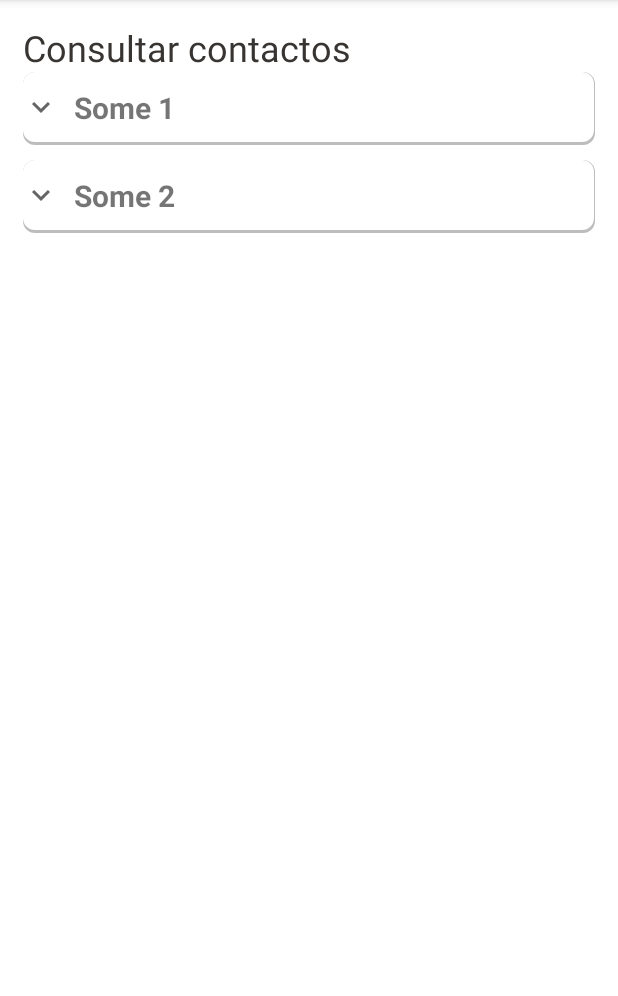
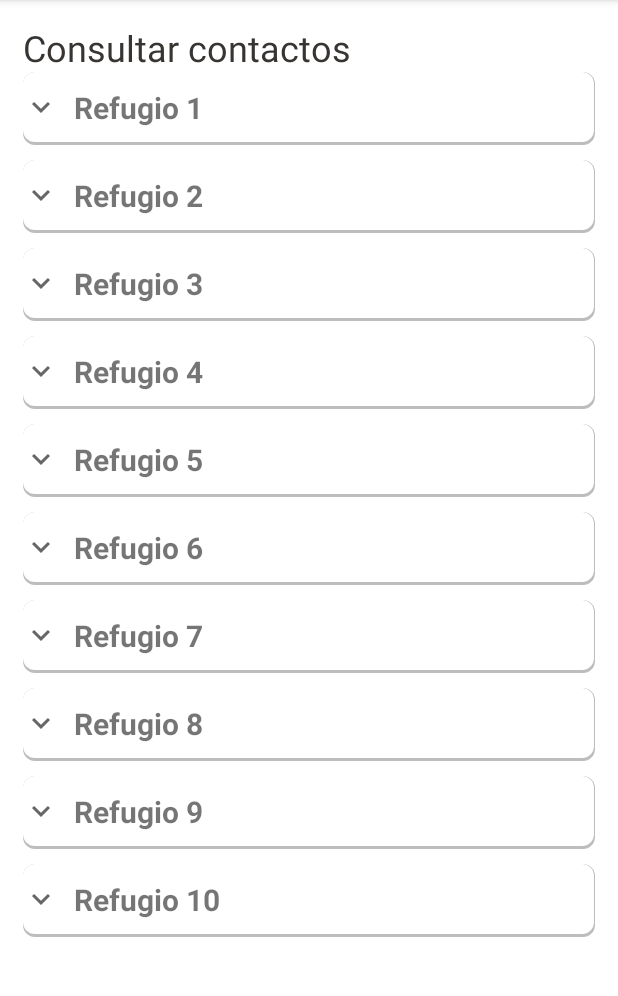
Before and after one commit to AleTid5/UTN_PAII_TP_Integrador, an Android app: the fragment ConsultContactsFragment shown on its own in the app's theme, on a phone screen of 412 x 824 dp, the part 84-1080 px from its top. Run offline under Robolectric (Android 15) with nearby library versions, the phone set to English and light mode, and no system bars; 1 statement that could not run was skipped.

Commit message:
Contacts Internal DB 💎

```diff
--- a/app/src/main/java/src/Activities/MainActivity.java
+++ b/app/src/main/java/src/Activities/MainActivity.java
@@ -1,10 +1,10 @@
 package src.Activities;
-
-import androidx.appcompat.app.AppCompatActivity;
 
 import android.content.Intent;
 import android.os.Bundle;
 import android.view.View;
+
+import androidx.appcompat.app.AppCompatActivity;
 
 import com.example.tp_cuatrimestral.R;
 
--- a/app/src/main/java/src/Activities/ui/alerts/AlertsFragment.java
+++ b/app/src/main/java/src/Activities/ui/alerts/AlertsFragment.java
@@ -7,9 +7,7 @@ import android.view.ViewGroup;
 import android.widget.TextView;
 
 import androidx.annotation.NonNull;
-import androidx.annotation.Nullable;
 import androidx.fragment.app.Fragment;
-import androidx.lifecycle.Observer;
 import androidx.lifecycle.ViewModelProviders;
 
 import com.example.tp_cuatrimestral.R;
--- a/app/src/main/java/src/Activities/ui/consult_guides/ConsultGuidesFragment.java
+++ b/app/src/main/java/src/Activities/ui/consult_guides/ConsultGuidesFragment.java
@@ -7,9 +7,7 @@ import android.view.ViewGroup;
 import android.widget.TextView;
 
 import androidx.annotation.NonNull;
-import androidx.annotation.Nullable;
 import androidx.fragment.app.Fragment;
-import androidx.lifecycle.Observer;
 import androidx.lifecycle.ViewModelProviders;
 
 import com.example.tp_cuatrimestral.R;
--- a/app/src/main/java/src/Activities/ui/dashboard/DashboardFragment.java
+++ b/app/src/main/java/src/Activities/ui/dashboard/DashboardFragment.java
@@ -7,9 +7,7 @@ import android.view.ViewGroup;
 import android.widget.TextView;
 
 import androidx.annotation.NonNull;
-import androidx.annotation.Nullable;
 import androidx.fragment.app.Fragment;
-import androidx.lifecycle.Observer;
 import androidx.lifecycle.ViewModelProviders;
 
 import com.example.tp_cuatrimestral.R;
--- a/app/src/main/java/src/Activities/ui/manage_history/ManageHistoryFragment.java
+++ b/app/src/main/java/src/Activities/ui/manage_history/ManageHistoryFragment.java
@@ -7,9 +7,7 @@ import android.view.ViewGroup;
 import android.widget.TextView;
 
 import androidx.annotation.NonNull;
-import androidx.annotation.Nullable;
 import androidx.fragment.app.Fragment;
-import androidx.lifecycle.Observer;
 import androidx.lifecycle.ViewModelProviders;
 
 import com.example.tp_cuatrimestral.R;
--- a/app/src/main/java/src/Activities/ui/setup_account/SetupAccountFragment.java
+++ b/app/src/main/java/src/Activities/ui/setup_account/SetupAccountFragment.java
@@ -7,9 +7,7 @@ import android.view.ViewGroup;
 import android.widget.TextView;
 
 import androidx.annotation.NonNull;
-import androidx.annotation.Nullable;
 import androidx.fragment.app.Fragment;
-import androidx.lifecycle.Observer;
 import androidx.lifecycle.ViewModelProviders;
 
 import com.example.tp_cuatrimestral.R;
--- /dev/null
+++ b/app/src/main/java/src/Database/External/DatabaseManager.java
@@ -0,0 +1,5 @@
+package src.Database.External;
+
+public class DatabaseManager {
+    // ToDo: External database manager.
+}
--- /dev/null
+++ b/app/src/main/java/src/Database/Internal/DatabaseManager.java
@@ -0,0 +1,47 @@
+package src.Database.Internal;
+
+import android.database.Cursor;
+import android.database.sqlite.SQLiteDatabase;
+import android.database.sqlite.SQLiteOpenHelper;
+
+import src.Database.Internal.Migrations.ContactPhonesMigration;
+import src.Database.Internal.Migrations.ContactsMigration;
+import src.Database.Internal.Migrations.PhonesMigration;
+import src.Database.Internal.Migrations.SkeletonMigration;
+import src.Interfaces.Entity;
+import src.Services.ContextManagerService;
+
+public class DatabaseManager extends SQLiteOpenHelper {
+    public static final int DATABASE_VERSION = 1;
+    public static final String DATABASE_NAME = "obras_en_la_calle.db";
+
+    public DatabaseManager() {
+        super(ContextManagerService.getContext(), DATABASE_NAME, null, DATABASE_VERSION);
+    }
+
+    @Override
+    public void onCreate(SQLiteDatabase sqLiteDatabase) {
+        SkeletonMigration.execute(sqLiteDatabase);
+        ContactsMigration.execute(sqLiteDatabase);
+        PhonesMigration.execute(sqLiteDatabase);
+        ContactPhonesMigration.execute(sqLiteDatabase);
+    }
+
+    @Override
+    public void onUpgrade(SQLiteDatabase db, int oldVersion, int newVersion) {}
+
+    public long save(String tableName, Entity entity) {
+        return this.getWritableDatabase().insert(
+                tableName,
+                null,
+                entity.toContentValues());
+    }
+
+    public Cursor find(String query) {
+        return this.getReadableDatabase().rawQuery(query, null);
+    }
+
+    public void remove(String table, String where, String[] values) {
+        this.getWritableDatabase().delete(table, where, values);
+    }
+}
--- /dev/null
+++ b/app/src/main/java/src/Database/Internal/Migrations/ContactPhonesMigration.java
@@ -0,0 +1,33 @@
+package src.Database.Internal.Migrations;
+
+import android.database.sqlite.SQLiteDatabase;
+
+import java.util.Arrays;
+import java.util.List;
+
+import src.Database.Internal.Tables.ContactPhonesTable;
+
+public abstract class ContactPhonesMigration {
+    private static final List<List<String>> dataToInsert = Arrays.asList(
+            Arrays.asList("1", PhonesMigration.dataToInsert.get(0)),
+            Arrays.asList("2", PhonesMigration.dataToInsert.get(1)),
+            Arrays.asList("3", PhonesMigration.dataToInsert.get(2)),
+            Arrays.asList("4", PhonesMigration.dataToInsert.get(3)),
+            Arrays.asList("5", PhonesMigration.dataToInsert.get(4)),
+            Arrays.asList("6", PhonesMigration.dataToInsert.get(5)),
+            Arrays.asList("7", PhonesMigration.dataToInsert.get(6)),
+            Arrays.asList("8", PhonesMigration.dataToInsert.get(7)),
+            Arrays.asList("9", PhonesMigration.dataToInsert.get(8)),
+            Arrays.asList("10", PhonesMigration.dataToInsert.get(9))
+    );
+
+    public static void execute(SQLiteDatabase sqLiteDatabase) {
+        dataToInsert.forEach(data -> sqLiteDatabase.execSQL(String.format("INSERT INTO %s (%s, %s) VALUES (%s, %s)",
+                ContactPhonesTable.TABLE_NAME,
+                ContactPhonesTable.CONTACT_ID,
+                ContactPhonesTable.PHONE_ID,
+                data.get(0),
+                data.get(1)
+        )));
+    }
+}
--- /dev/null
+++ b/app/src/main/java/src/Database/Internal/Migrations/ContactsMigration.java
@@ -0,0 +1,37 @@
+package src.Database.Internal.Migrations;
+
+import android.database.sqlite.SQLiteDatabase;
+
+import java.util.Arrays;
+import java.util.List;
+
+import src.Database.Internal.Tables.ContactsTable;
+
+public abstract class ContactsMigration {
+    private static final List<List<String>> dataToInsert = Arrays.asList(
+            Arrays.asList("Refugio 1", "Lorem Ipsum", "refugio1@gmail.com", "Av. Cazón 3321, Tigre"),
+            Arrays.asList("Refugio 2", "Lorem Ipsum", "refugio2@gmail.com", "Av. Dardo Rocha 214, Tigre"),
+            Arrays.asList("Refugio 3", "Lorem Ipsum", "refugio3@gmail.com", "Comandante Yacas 142, Tigre"),
+            Arrays.asList("Refugio 4", "Lorem Ipsum", "refugio4@gmail.com", "Av. Presidente Perón 567, San Fernando"),
+            Arrays.asList("Refugio 5", "Lorem Ipsum", "refugio5@gmail.com", "Av. Sobremonte 5436, San Fernando"),
+            Arrays.asList("Refugio 6", "Lorem Ipsum", "refugio6@gmail.com", "Av. Nicolás Avellaneda 840, San Fernando"),
+            Arrays.asList("Refugio 7", "Lorem Ipsum", "refugio7@gmail.com", "Av. Hipólito Yrigoyen 4456, Barrio San Jorge"),
+            Arrays.asList("Refugio 8", "Lorem Ipsum", "refugio8@gmail.com", "Miguel Cané 367, Virreyes"),
+            Arrays.asList("Refugio 9", "Lorem Ipsum", "refugio9@gmail.com", "Garibaldi 1567, Virreyes"),
+            Arrays.asList("Refugio 10", "Lorem Ipsum", "refugio10@gmail.com", "Malvinas Argentina 747, Victoria")
+    );
+
+    public static void execute(SQLiteDatabase sqLiteDatabase) {
+        dataToInsert.forEach(data -> sqLiteDatabase.execSQL(String.format("INSERT INTO %s (%s, %s, %s, %s) VALUES ('%s', '%s', '%s', '%s')",
+                ContactsTable.TABLE_NAME,
+                ContactsTable.NAME,
+                ContactsTable.INFORMATION,
+                ContactsTable.EMAIL,
+                ContactsTable.ADDRESS,
+                data.get(0),
+                data.get(1),
+                data.get(2),
+                data.get(3)
+        )));
+    }
+}
--- /dev/null
+++ b/app/src/main/java/src/Database/Internal/Migrations/PhonesMigration.java
@@ -0,0 +1,31 @@
+package src.Database.Internal.Migrations;
+
+import android.database.sqlite.SQLiteDatabase;
+
+import java.util.Arrays;
+import java.util.List;
+
+import src.Database.Internal.Tables.PhonesTable;
+
+public abstract class PhonesMigration {
+    public static final List<String> dataToInsert = Arrays.asList(
+            "+541132045137",
+            "+541156765432",
+            "+541134564322",
+            "+541156765323",
+            "+541134534256",
+            "+541153132234",
+            "+541153563542",
+            "+541153671909",
+            "+541153871977",
+            "+541153343900"
+    );
+
+    public static void execute(SQLiteDatabase sqLiteDatabase) {
+        dataToInsert.forEach(phoneNumber -> sqLiteDatabase.execSQL(String.format("INSERT INTO %s (%s) VALUES ('%s')",
+                PhonesTable.TABLE_NAME,
+                PhonesTable.PHONE_NUMBER,
+                phoneNumber
+        )));
+    }
+}
--- /dev/null
+++ b/app/src/main/java/src/Database/Internal/Migrations/SkeletonMigration.java
@@ -0,0 +1,30 @@
+package src.Database.Internal.Migrations;
+
+import android.database.sqlite.SQLiteDatabase;
+
+import src.Database.Internal.Tables.ContactPhonesTable;
+import src.Database.Internal.Tables.ContactsTable;
+import src.Database.Internal.Tables.PhonesTable;
+
+public abstract class SkeletonMigration {
+    public static void execute(SQLiteDatabase sqLiteDatabase) {
+        sqLiteDatabase.execSQL("CREATE TABLE " + PhonesTable.TABLE_NAME + " ("
+                + PhonesTable._ID + " INTEGER PRIMARY KEY AUTOINCREMENT,"
+                + PhonesTable.PHONE_NUMBER + " TEXT NOT NULL)");
+
+        sqLiteDatabase.execSQL("CREATE TABLE " + ContactsTable.TABLE_NAME + " ("
+                + ContactsTable._ID + " INTEGER PRIMARY KEY AUTOINCREMENT,"
+                + ContactsTable.NAME + " TEXT NOT NULL,"
+                + ContactsTable.INFORMATION + " TEXT NOT NULL,"
+                + ContactsTable.EMAIL + " TEXT NOT NULL,"
+                + ContactsTable.ADDRESS + " TEXT NOT NULL,"
+                + " UNIQUE (" + ContactsTable.EMAIL + "))");
+
+        sqLiteDatabase.execSQL("CREATE TABLE " + ContactPhonesTable.TABLE_NAME + " ("
+                + ContactPhonesTable.CONTACT_ID + " INTEGER NOT NULL,"
+                + ContactPhonesTable.PHONE_ID + " INTEGER NOT NULL,"
+                + " PRIMARY KEY(" + ContactPhonesTable.CONTACT_ID + ", " + ContactPhonesTable.PHONE_ID + "), "
+                + " FOREIGN KEY(" + ContactPhonesTable.CONTACT_ID + ") REFERENCES " + ContactsTable.TABLE_NAME + "(" + ContactsTable._ID + "), "
+                + " FOREIGN KEY(" + ContactPhonesTable.PHONE_ID + ") REFERENCES " + PhonesTable.TABLE_NAME + "(" + ContactsTable._ID + "))");
+    }
+}
--- /dev/null
+++ b/app/src/main/java/src/Database/Internal/Tables/ContactPhonesTable.java
@@ -0,0 +1,10 @@
+package src.Database.Internal.Tables;
+
+import android.provider.BaseColumns;
+
+public abstract class ContactPhonesTable implements BaseColumns {
+    public static final String TABLE_NAME = "telefonos_contacto";
+
+    public static final String PHONE_ID = "id_telefono";
+    public static final String CONTACT_ID = "id_contacto";
+}
--- /dev/null
+++ b/app/src/main/java/src/Database/Internal/Tables/ContactsTable.java
@@ -0,0 +1,12 @@
+package src.Database.Internal.Tables;
+
+import android.provider.BaseColumns;
+
+public abstract class ContactsTable implements BaseColumns {
+    public static final String TABLE_NAME = "contactos";
+
+    public static final String NAME = "nombre";
+    public static final String INFORMATION = "informacion";
+    public static final String EMAIL = "email";
+    public static final String ADDRESS = "direccion";
+}
--- /dev/null
+++ b/app/src/main/java/src/Database/Internal/Tables/PhonesTable.java
@@ -0,0 +1,9 @@
+package src.Database.Internal.Tables;
+
+import android.provider.BaseColumns;
+
+public abstract class PhonesTable implements BaseColumns {
+    public static final String TABLE_NAME = "telefonos";
+
+    public static final String PHONE_NUMBER = "phone_number";
+}
--- /dev/null
+++ b/app/src/main/java/src/Interfaces/Entity.java
@@ -0,0 +1,7 @@
+package src.Interfaces;
+
+import android.content.ContentValues;
+
+public interface Entity {
+    ContentValues toContentValues();
+}
--- a/app/src/main/java/src/Models/Contact.java
+++ b/app/src/main/java/src/Models/Contact.java
@@ -9,6 +9,8 @@ public class Contact {
     private String email;
     private String address;
     private List<Phone> phones;
+
+    public Contact() {}
 
     public Contact(Integer id, String name, String information, String email, String address, List<Phone> phones) {
         this.id = id;
@@ -23,47 +25,59 @@ public class Contact {
         return id;
     }
 
-    public void setId(Integer id) {
+    public Contact setId(Integer id) {
         this.id = id;
+
+        return this;
     }
 
     public String getName() {
         return name;
     }
 
-    public void setName(String name) {
+    public Contact setName(String name) {
         this.name = name;
+
+        return this;
     }
 
     public String getInformation() {
         return information;
     }
 
-    public void setInformation(String information) {
+    public Contact setInformation(String information) {
         this.information = information;
+
+        return this;
     }
 
     public String getEmail() {
         return email;
     }
 
-    public void setEmail(String email) {
+    public Contact setEmail(String email) {
         this.email = email;
+
+        return this;
     }
 
     public String getAddress() {
         return address;
     }
 
-    public void setAddress(String address) {
+    public Contact setAddress(String address) {
         this.address = address;
+
+        return this;
     }
 
     public List<Phone> getPhones() {
         return phones;
     }
 
-    public void setPhones(List<Phone> phones) {
+    public Contact setPhones(List<Phone> phones) {
         this.phones = phones;
+
+        return this;
     }
 }
--- a/app/src/main/java/src/Services/Entities/ContactService.java
+++ b/app/src/main/java/src/Services/Entities/ContactService.java
@@ -1,18 +1,38 @@
 package src.Services.Entities;
 
+import android.database.Cursor;
+
 import java.util.Arrays;
+import java.util.Collections;
+import java.util.LinkedList;
 import java.util.List;
 
+import src.Database.Internal.DatabaseManager;
+import src.Database.Internal.Tables.ContactsTable;
 import src.Models.Contact;
 import src.Models.Phone;
 
 public abstract class ContactService {
-    private static List<Contact> contacts = Arrays.asList(
-            new Contact(1, "Some 1", "Lorem Ipsum", "asd@asd.com", "Av. Maip", Arrays.asList(new Phone(1, "1554324542"))),
-            new Contact(2, "Some 2", "Lorem Ipsum", "asd2@asd.com", "Av. Maip 2", Arrays.asList(new Phone(2, "1545486542")))
-    );
+    public static List<Contact> findContacts() {
+        List<Contact> parkingList = new LinkedList<>(); // Linked list is faster when adding and deleting objects
 
-    public static List<Contact> findContacts() {
-        return contacts;
+        Cursor cursor = new DatabaseManager().find(String.format(
+                "SELECT * FROM %s",
+                ContactsTable.TABLE_NAME
+        ));
+
+        if (cursor.moveToFirst()) {
+            do {
+                parkingList.add(new Contact()
+                        .setId(cursor.getInt(cursor.getColumnIndex(ContactsTable._ID)))
+                        .setName(cursor.getString(cursor.getColumnIndex(ContactsTable.NAME)))
+                        .setAddress(cursor.getString(cursor.getColumnIndex(ContactsTable.ADDRESS)))
+                        .setEmail(cursor.getString(cursor.getColumnIndex(ContactsTable.EMAIL)))
+                        .setInformation(cursor.getString(cursor.getColumnIndex(ContactsTable.INFORMATION)))
+                );
+            } while (cursor.moveToNext());
+        }
+
+        return parkingList;
     }
 }
```
Also changed, not shown: app/src/main/java/src/Activities/SystemActivity.java (+9 -9 lines).
